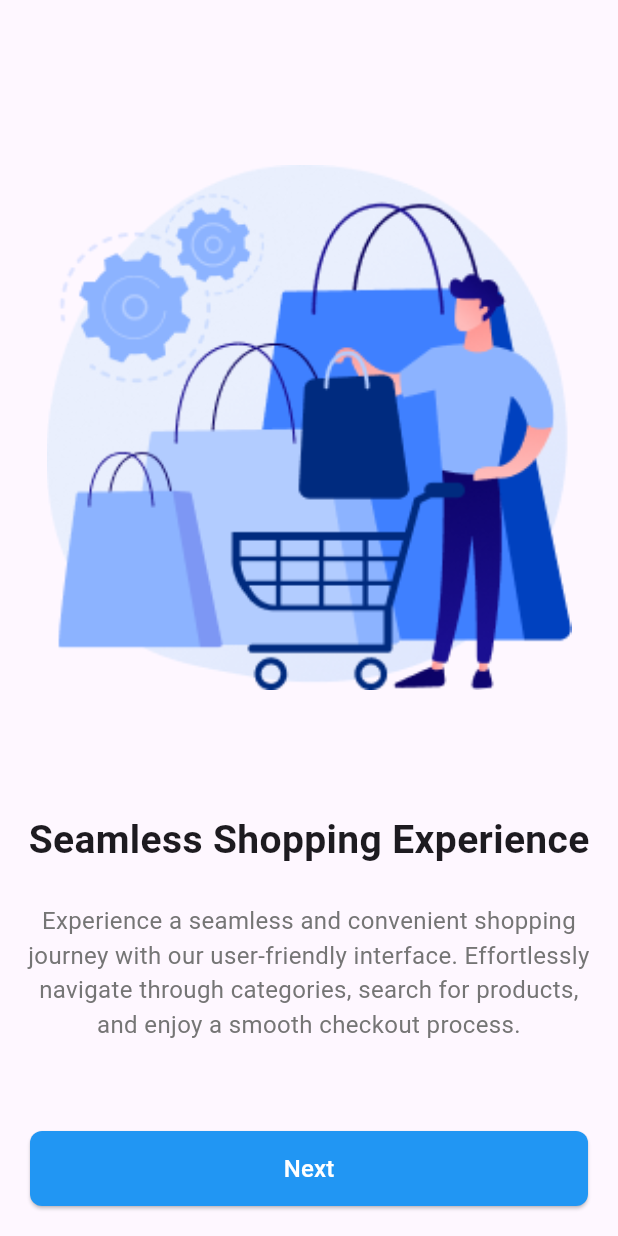
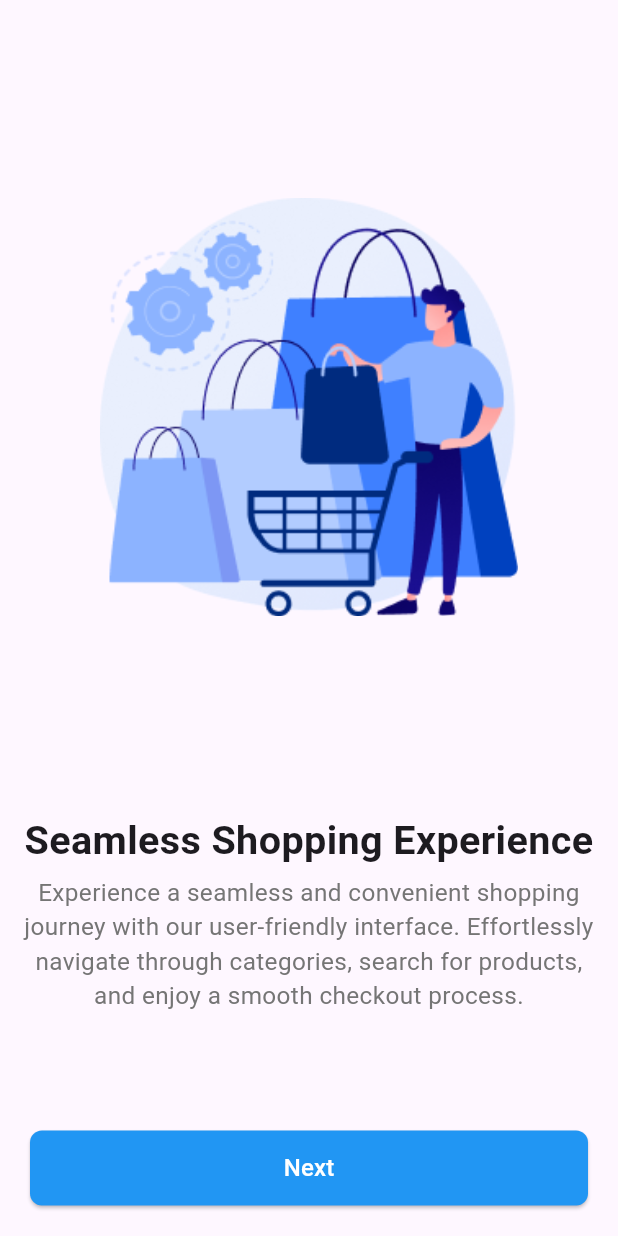
Before and after one commit to youssef-hossam/markti_sep, a Flutter app: the OnbardingView screen opened directly, swiped to page 2, on a phone screen of 412 x 824 dp. Run offline on Flutter 3.47's test engine with Material 3 defaults, Android fonts, the phone set to English and light mode, and no system bars; drawn by our look-alikes of introduction_screen; our stand-ins replace flutter_screenutil; statements that could not run were skipped.

Commit message:
Implement sign-in feature with custom text fields and skip button; update onboarding view and add screenutil for responsive design

```diff
--- a/lib/features/on_boarding/on_boarding_view.dart
+++ b/lib/features/on_boarding/on_boarding_view.dart
@@ -1,4 +1,7 @@
+import 'dart:developer';
+
 import 'package:flutter/material.dart';
+import 'package:flutter_screenutil/flutter_screenutil.dart';
 import 'package:introduction_screen/introduction_screen.dart';
 import 'package:markti/features/on_boarding/widgets/create_custom_view_model.dart';
 import 'package:markti/features/on_boarding/widgets/on_boarding_page.dart';
@@ -16,10 +19,15 @@
 
   @override
   Widget build(BuildContext context) {
+    MediaQuery.of(context).size.height;
+    // final double height = MediaQuery.of(context).size.height;
+    // log('Screen height: $height');
     return Scaffold(
         body: Stack(
       children: [
         IntroductionScreen(
+
+          // scrollPhysics: NeverScrollableScrollPhysics(),
           dotsDecorator: DotsDecorator(
             activeColor: Colors.blue,
             size: Size(10, 10),
@@ -35,13 +43,12 @@
             currentPage = value;
             setState(() {});
           },
-          controlsPosition: const Position(
+          controlsPosition: Position(
             left: 0,
             right: 0,
-            bottom: 80, // Move controls (dots + buttons) up
+            bottom: 60.h, // Move controls (dots + buttons) up
           ),
           showNextButton: false,
-
 
           showDoneButton: false,
           next: ElevatedButton(
@@ -77,7 +84,7 @@
           ],
         ),
         Positioned(
-          bottom: 20,
+          bottom: 20.h,
           left: 20,
           right: 20,
           child: ElevatedButton(
--- a/lib/features/on_boarding/widgets/create_custom_view_model.dart
+++ b/lib/features/on_boarding/widgets/create_custom_view_model.dart
@@ -1,14 +1,22 @@
-
 import 'package:flutter/material.dart';
+import 'package:flutter_screenutil/flutter_screenutil.dart';
 import 'package:introduction_screen/introduction_screen.dart';
 
-PageViewModel createCustomViewModel(
-      {required String imagePath,
+PageViewModel createCustomViewModel({
+  required String imagePath,
   required String title,
-      required String description}) {
+  required String description,
+}) {
   return PageViewModel(
     decoration: PageDecoration(
+      // bodyFlex: 1,
+
       imageFlex: 2,
+      titlePadding: EdgeInsets.only(top: 16.h, bottom: 4.h),
+      titleTextStyle: TextStyle(
+        fontSize: 26.sp,
+        fontWeight: FontWeight.bold,
+      ),
 
       // imageAlignment: Alignment.
     ),
@@ -16,11 +24,11 @@
     image: Column(
       children: [
         SizedBox(
-            height: 110,
+          height: 130.h,
         ),
         Image.asset(
           imagePath,
-            height: 350,
+          height: 275.h,
           fit: BoxFit.cover,
         ),
       ],
@@ -29,7 +37,7 @@
       description,
       textAlign: TextAlign.center,
       style: TextStyle(
-          fontSize: 16,
+        fontSize: 16.sp,
         color: Colors.grey[600],
       ),
     ),
@@ -37,13 +45,11 @@
     // title: 'Welcome to Markti',
     titleWidget: Column(
       children: [
-          // SizedBox(
-          //   height: 84,
-          // ),
         Text(
           title,
+          textAlign: TextAlign.center,
           style: TextStyle(
-              fontSize: 26,
+            fontSize: 26.sp,
             fontWeight: FontWeight.bold,
           ),
         ),
--- a/pubspec.yaml
+++ b/pubspec.yaml
@@ -38,6 +38,7 @@
   flutter_native_splash: ^2.3.11
   flutter_launcher_icons: ^0.13.1
   introduction_screen: ^3.1.17
+  flutter_screenutil: ^5.9.3
 
 dev_dependencies:
   flutter_test:
@@ -64,6 +65,7 @@
   # To add assets to your application, add an assets section, like this:
   assets:
     - assets/images/
+    - assets/images/4x/
   #   - images/a_dot_ham.jpeg
 
   # An image asset can refer to one or more resolution-specific "variants", see
```
Also changed, not shown: lib/features/auth/views/sign_in_view.dart (added, +111 -0 lines), lib/features/auth/widgets/custom_text_form_field.dart (added, +61 -0 lines), lib/features/auth/widgets/skip_button.dart (added, +37 -0 lines), lib/main.dart (+9 -1 lines), pubspec.lock, 2 other files. Lines whose indentation alone changed are shown as unchanged.
